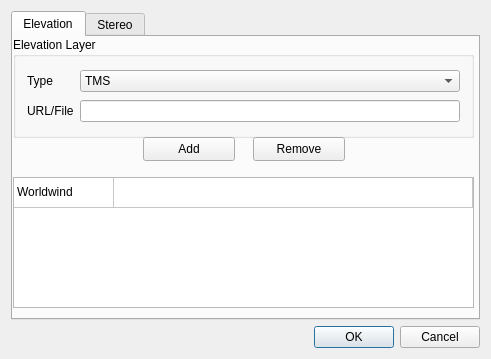
Qt form src/plugins/globe/globe_plugin_dialog_guibase.ui (sourcepole/qgis) before a commit.
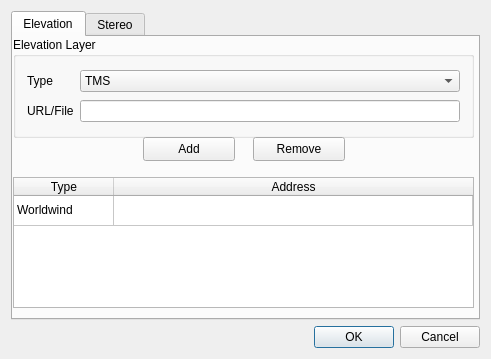
The same form after that commit. The open tabs and pages were chosen to show the change. Icons and pictures are not drawn.

Diff of the .ui file:
```diff
--- a/src/plugins/globe/globe_plugin_dialog_guibase.ui
+++ b/src/plugins/globe/globe_plugin_dialog_guibase.ui
@@ -56,7 +56,7 @@
         <number>2</number>
        </property>
        <attribute name="horizontalHeaderVisible">
-        <bool>false</bool>
+        <bool>true</bool>
        </attribute>
        <attribute name="horizontalHeaderStretchLastSection">
         <bool>true</bool>
```
Left out of the diff: 2 changed lines with no effect on the pictures.
